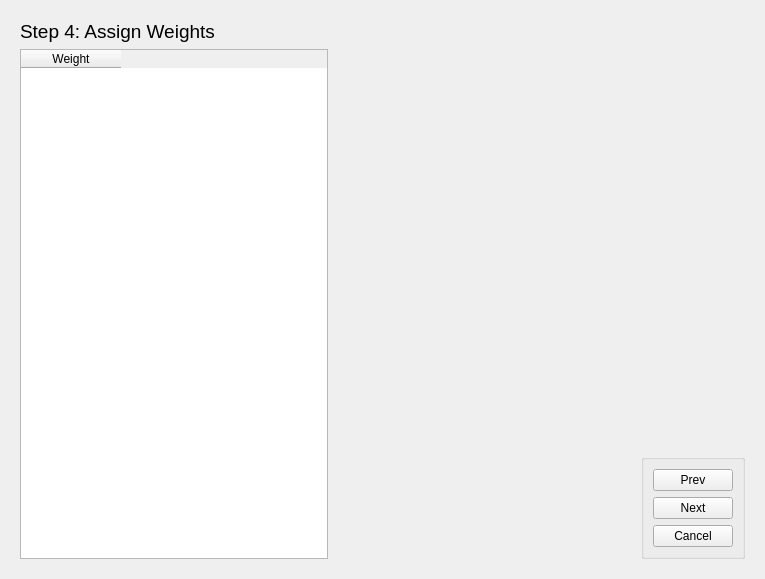
The window that src/gui/mca_wizard.ui (Ecotrust/delphos) describes before a commit, drawn with Qt 5.
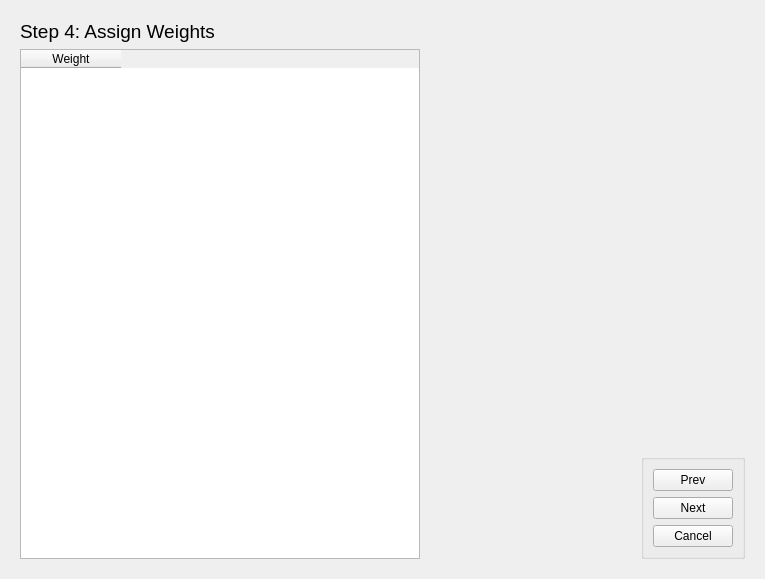
The same window after the commit. The open tabs and pages were chosen to show the change. Custom widgets are drawn as their Qt base class.

```diff
--- a/src/gui/mca_wizard.ui
+++ b/src/gui/mca_wizard.ui
@@ -490,6 +490,12 @@
            <property name="enabled" >
             <bool>true</bool>
            </property>
+           <property name="minimumSize" >
+            <size>
+             <width>400</width>
+             <height>0</height>
+            </size>
+           </property>
            <property name="mouseTracking" >
             <bool>false</bool>
            </property>
```
Left out of the diff: 6 changed lines with no effect on the pictures.
